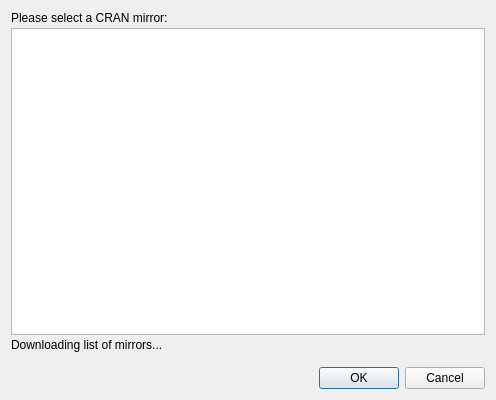
Above: src/cpp/desktop/DesktopCRANMirrorDialog.ui from rstudio/rstudio before the change. Below: the same form after it.
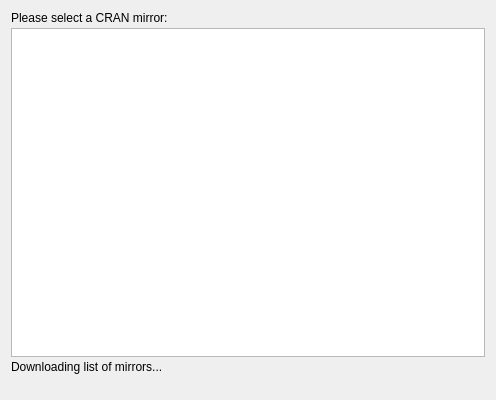
That is the form after the change.

Commit message: avoid gtk theme issues by always using text-based ok & cancel buttons

What changed in the file:
```diff
--- a/src/cpp/desktop/DesktopCRANMirrorDialog.ui
+++ b/src/cpp/desktop/DesktopCRANMirrorDialog.ui
@@ -69,7 +69,7 @@
       <enum>Qt::Horizontal</enum>
      </property>
      <property name="standardButtons">
-      <set>QDialogButtonBox::Cancel|QDialogButtonBox::Ok</set>
+      <set>QDialogButtonBox::NoButton</set>
      </property>
     </widget>
    </item>
```
The commit also changes 9 other files.
